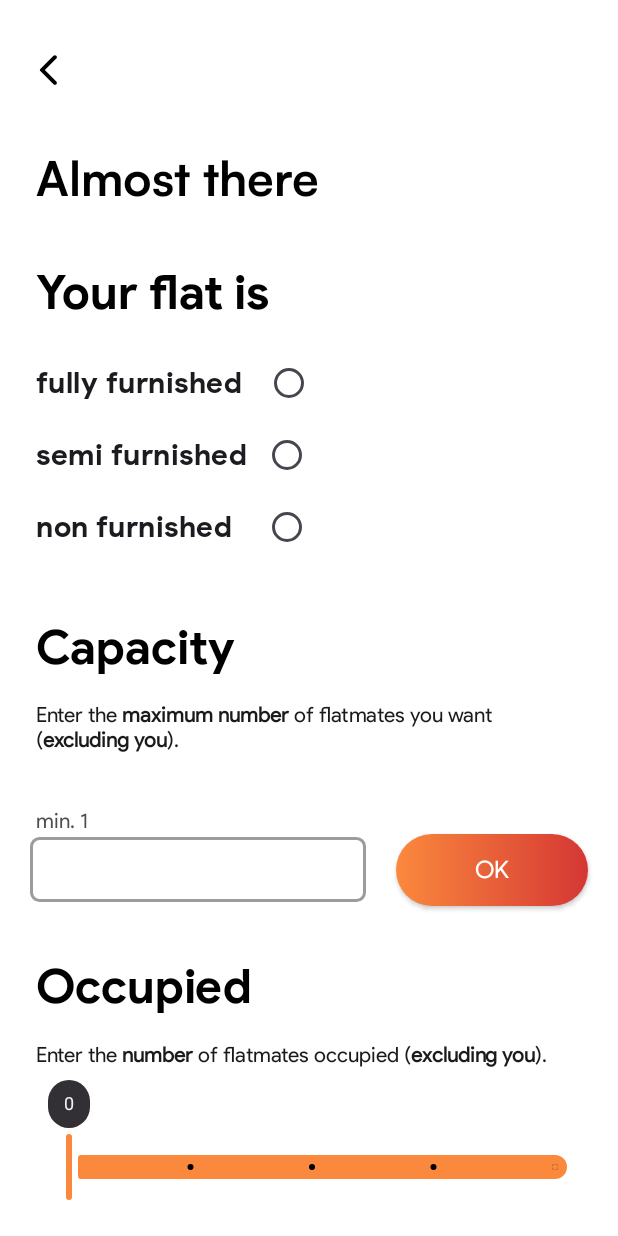
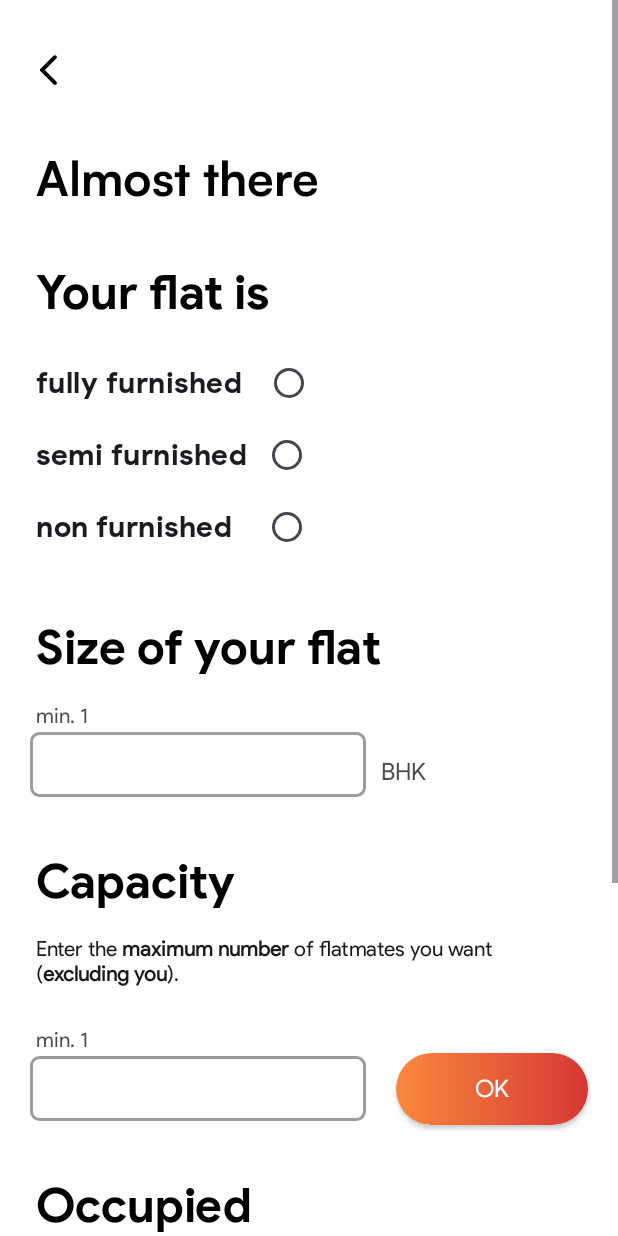
Before and after one commit to Agrawal-Ayush-009/Flatmate_Finder, an Android app: the FlatInfo2 screen opened through its navigation route, on a phone screen of 412 x 824 dp. Run offline under Robolectric (Android 15) with nearby library versions, the phone set to English and light mode, and no system bars; our stand-ins replace Dagger/Hilt's generated code.

Commit message:
some more changes

```diff
--- a/app/src/main/java/com/example/flatmatefinder/LoginFragment.kt
+++ b/app/src/main/java/com/example/flatmatefinder/LoginFragment.kt
@@ -44,6 +44,9 @@ class LoginFragment : Fragment() {
         val signUp = binding.redirectSignUp
         val login = binding.logIn
         val googleLogin = binding.googleLogin
+
+        val emailInput = binding.inputEmail
+        emailInput.setBackgroundResource(R.drawable.edit_text_2)
 
         login.setOnClickListener {
             val validationResult = validateInput()
--- a/app/src/main/java/com/example/flatmatefinder/OnboardingActivity.kt
+++ b/app/src/main/java/com/example/flatmatefinder/OnboardingActivity.kt
@@ -1,8 +1,14 @@
 package com.example.flatmatefinder
 
+import android.content.Intent
+import android.net.Uri
 import androidx.appcompat.app.AppCompatActivity
 import android.os.Bundle
+import android.provider.MediaStore
+import androidx.core.content.FileProvider
 import dagger.hilt.android.AndroidEntryPoint
+import java.io.File
+import java.io.IOException
 
 @AndroidEntryPoint
 class OnboardingActivity : AppCompatActivity() {
--- a/app/src/main/res/drawable/edit_text_2.xml
+++ b/app/src/main/res/drawable/edit_text_2.xml
@@ -1,22 +1,22 @@
 <?xml version="1.0" encoding="utf-8"?>
 <selector xmlns:android="http://schemas.android.com/apk/res/android">
-    <item android:state_pressed = "false">
-        <shape android:shape = "rectangle">
-            <corners android:radius="5dp"/>
-            <solid android:color = "#0000"/>
-            <stroke android:color="#9C9C9C" android:width="2dp"/>
-        </shape>
-    </item>
+<!--    <item android:state_pressed = "false">-->
+<!--        <shape android:shape = "rectangle">-->
+<!--            <corners android:radius="5dp"/>-->
+<!--            <solid android:color = "#0000"/>-->
+<!--            <stroke android:color="#9C9C9C" android:width="2dp"/>-->
+<!--        </shape>-->
+<!--    </item>-->
 
 
 
-    <item android:state_selected="true">
-        <shape android:shape = "rectangle">
-            <corners android:radius="5dp"/>
-            <solid android:color = "#0000"/>
-            <stroke android:color="#FB893D" android:width="2dp"/>
-        </shape>
-    </item>
+<!--    <item android:state_selected="true">-->
+<!--        <shape android:shape = "rectangle">-->
+<!--            <corners android:radius="5dp"/>-->
+<!--            <solid android:color = "#0000"/>-->
+<!--            <stroke android:color="#FB893D" android:width="2dp"/>-->
+<!--        </shape>-->
+<!--    </item>-->
 
 <!--    <item android:state_enabled="true">-->
 <!--    <shape android:shape = "rectangle">-->
@@ -26,7 +26,8 @@
 <!--    </shape>-->
 <!--</item>-->
 
-    <item android:state_focused="true">
+    <item android:state_focused="true"
+        android:state_enabled="true">
         <shape android:shape = "rectangle">
             <corners android:radius="5dp"/>
             <solid android:color = "#0000"/>
@@ -34,11 +35,20 @@
         </shape>
     </item>
 
-    <item android:state_pressed="true">
+    <item android:state_focused="false"
+        android:state_enabled="false">
         <shape android:shape = "rectangle">
             <corners android:radius="5dp"/>
             <solid android:color = "#0000"/>
-            <stroke android:color="#FB893D" android:width="2dp"/>
+            <stroke android:color="#9C9C9C" android:width="2dp"/>
         </shape>
     </item>
+
+<!--    <item android:state_pressed="true">-->
+<!--        <shape android:shape = "rectangle">-->
+<!--            <corners android:radius="5dp"/>-->
+<!--            <solid android:color = "#0000"/>-->
+<!--            <stroke android:color="#FB893D" android:width="2dp"/>-->
+<!--        </shape>-->
+<!--    </item>-->
 </selector>
--- a/app/src/main/res/layout/fragment_create_password.xml
+++ b/app/src/main/res/layout/fragment_create_password.xml
@@ -163,5 +163,5 @@
         android:text="Create password"
         android:textAllCaps="false"
         android:textSize="16dp"
-        android:textColor="@color/white"/>
+        android:textColor="@drawable/button_text_color"/>
 </androidx.constraintlayout.widget.ConstraintLayout>
--- a/app/src/main/res/layout/fragment_flat_info2.xml
+++ b/app/src/main/res/layout/fragment_flat_info2.xml
@@ -98,6 +98,60 @@
                 android:textSize="20dp" />
 
         </RadioGroup>
+        <TextView
+            android:id="@+id/size"
+            android:layout_width="wrap_content"
+            android:layout_height="wrap_content"
+            android:layout_marginLeft="24dp"
+            android:layout_marginTop="36dp"
+            android:fontFamily="@font/product_sans_bold"
+            android:text="Size of your flat"
+            android:textColor="#000000"
+            android:textSize="32dp"
+            app:layout_constraintLeft_toLeftOf="parent"
+            app:layout_constraintTop_toBottomOf="@+id/radioInfo" />
+
+        <TextView
+            android:id="@+id/min2"
+            android:layout_width="wrap_content"
+            android:layout_height="wrap_content"
+            android:layout_marginTop="16dp"
+            android:fontFamily="@font/product_sans_regular"
+            android:text="min. 1"
+            android:textColor="#B2000000"
+            android:textSize="14dp"
+            app:layout_constraintLeft_toLeftOf="@+id/size"
+            app:layout_constraintTop_toBottomOf="@+id/size" />
+
+        <EditText
+            android:id="@+id/input_size"
+            android:layout_width="224dp"
+            android:layout_height="wrap_content"
+            android:layout_marginLeft="20dp"
+            android:layout_marginTop="2dp"
+            android:layout_marginRight="20dp"
+            android:inputType="number"
+            android:background="@drawable/edit_text_2"
+            android:fontFamily="@font/product_sans_regular"
+            android:paddingLeft="8dp"
+            android:paddingTop="12dp"
+            android:paddingBottom="12dp"
+            android:textSize="16dp"
+            app:layout_constraintLeft_toLeftOf="parent"
+            app:layout_constraintTop_toBottomOf="@+id/min2" />
+
+        <TextView
+            android:id="@+id/BHK"
+            android:layout_width="wrap_content"
+            android:layout_height="wrap_content"
+            android:layout_marginTop="16dp"
+            android:fontFamily="@font/product_sans_regular"
+            android:layout_marginLeft="10dp"
+            android:text="BHK"
+            android:textColor="#B2000000"
+            android:textSize="16dp"
+            app:layout_constraintLeft_toRightOf="@+id/input_size"
+            app:layout_constraintTop_toTopOf="@+id/input_size" />
 
         <TextView
             android:id="@+id/capacity"
@@ -110,7 +164,7 @@
             android:textColor="#000000"
             android:textSize="32dp"
             app:layout_constraintLeft_toLeftOf="parent"
-            app:layout_constraintTop_toBottomOf="@+id/radioInfo" />
+            app:layout_constraintTop_toBottomOf="@+id/input_size" />
 
         <TextView
             android:id="@+id/capacityDescription"
@@ -130,7 +184,7 @@
             android:id="@+id/min"
             android:layout_width="wrap_content"
             android:layout_height="wrap_content"
-            android:layout_marginTop="36dp"
+            android:layout_marginTop="26dp"
             android:fontFamily="@font/product_sans_regular"
             android:text="min. 1"
             android:textColor="#B2000000"
--- a/app/src/main/res/layout/fragment_flat_picture.xml
+++ b/app/src/main/res/layout/fragment_flat_picture.xml
@@ -74,7 +74,7 @@
                 android:layout_marginBottom="6dp"
                 android:layout_marginTop="6dp"
                 android:src="@drawable/image_input"
-
+                android:scaleType="centerCrop"
                 />
             <ImageView
                 android:id="@+id/image_2"
--- /dev/null
+++ b/app/src/main/res/xml/file_paths.xml
@@ -0,0 +1,6 @@
+<?xml version="1.0" encoding="utf-8"?>
+<paths xmlns:android="http://schemas.android.com/apk/res/android">
+    <files-path
+        name="camera_photos"
+        path="."/>
+</paths>
```
Also changed, not shown: app/src/main/AndroidManifest.xml (+21 -0 lines), app/src/main/java/com/example/flatmatefinder/FlatPicture.kt (+119 -0 lines), app/src/main/res/drawable/camera.xml (added, +9 -0 lines), app/src/main/res/drawable/gallery.xml (added, +15 -0 lines), app/src/main/res/layout/photo_select_popup.xml (added, +86 -0 lines), app/src/main/res/values/year_items.xml (+13 -9 lines).
